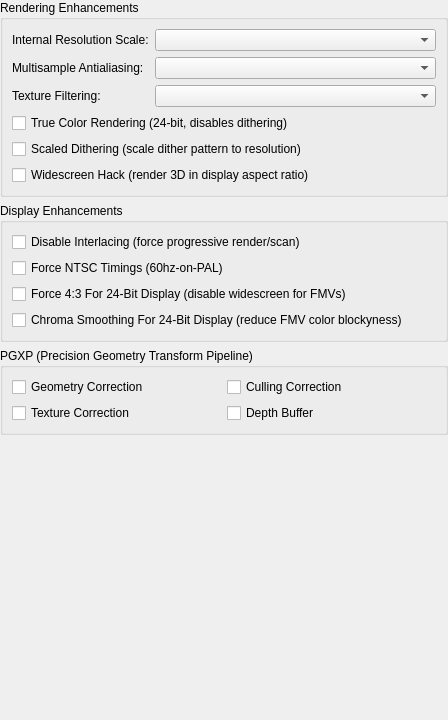
Qt form src/duckstation-qt/enhancementsettingswidget.ui (kofxi3584karlayang/duckstation) before a commit.
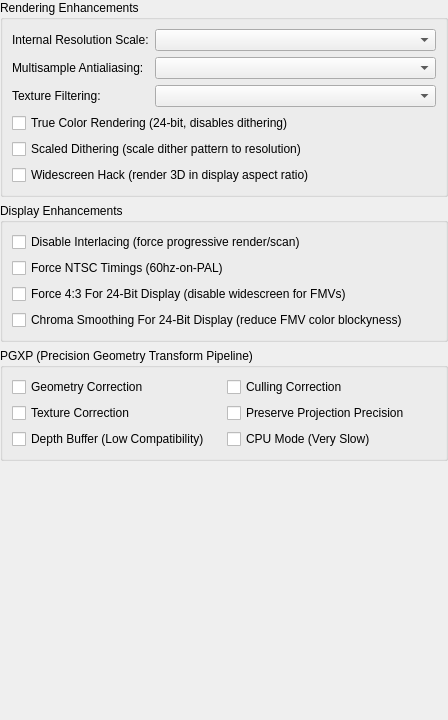
The same form after that commit.

Commit message: UI: Shuffle around PGXP settings

Patch:
```diff
--- a/src/duckstation-qt/enhancementsettingswidget.ui
+++ b/src/duckstation-qt/enhancementsettingswidget.ui
@@ -151,9 +151,23 @@
        </widget>
       </item>
       <item row="1" column="1">
+       <widget class="QCheckBox" name="pgxpPreserveProjPrecision">
+        <property name="text">
+         <string>Preserve Projection Precision</string>
+        </property>
+       </widget>
+      </item>
+      <item row="2" column="0">
        <widget class="QCheckBox" name="pgxpDepthBuffer">
         <property name="text">
-         <string>Depth Buffer</string>
+         <string>Depth Buffer (Low Compatibility)</string>
+        </property>
+       </widget>
+      </item>
+      <item row="2" column="1">
+       <widget class="QCheckBox" name="pgxpCPU">
+        <property name="text">
+         <string>CPU Mode (Very Slow)</string>
         </property>
        </widget>
       </item>
```
The commit also changes 3 other files.
